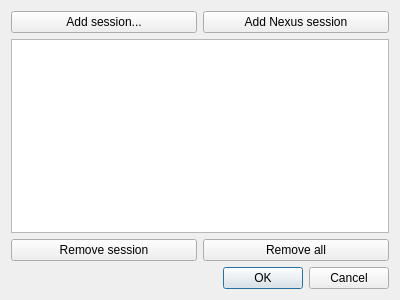
First picture: the form in gaitutils/nexus_scripts/web_report.ui, repository NCH-Motion-Laboratory/gaitutils, before the edit.
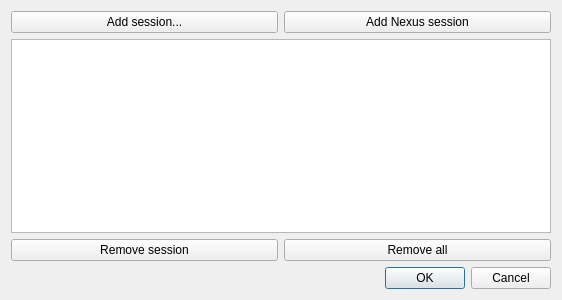
Second picture: the form after the edit. Custom widgets are drawn as their Qt base class.

Commit message: wip: nonmodal dialog?

What changed in the file:
```diff
--- a/gaitutils/nexus_scripts/web_report.ui
+++ b/gaitutils/nexus_scripts/web_report.ui
@@ -6,7 +6,7 @@
    <rect>
     <x>0</x>
     <y>0</y>
-    <width>400</width>
+    <width>562</width>
     <height>300</height>
    </rect>
   </property>
```
The commit also changes 2 other files.
